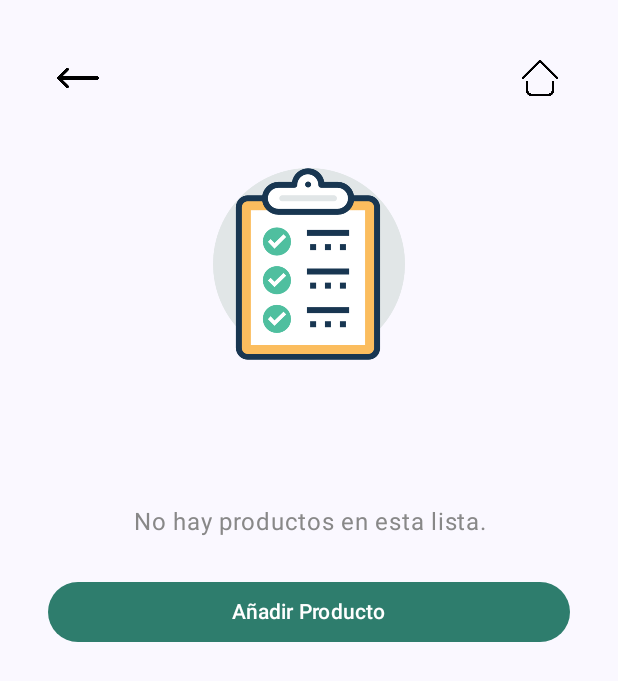
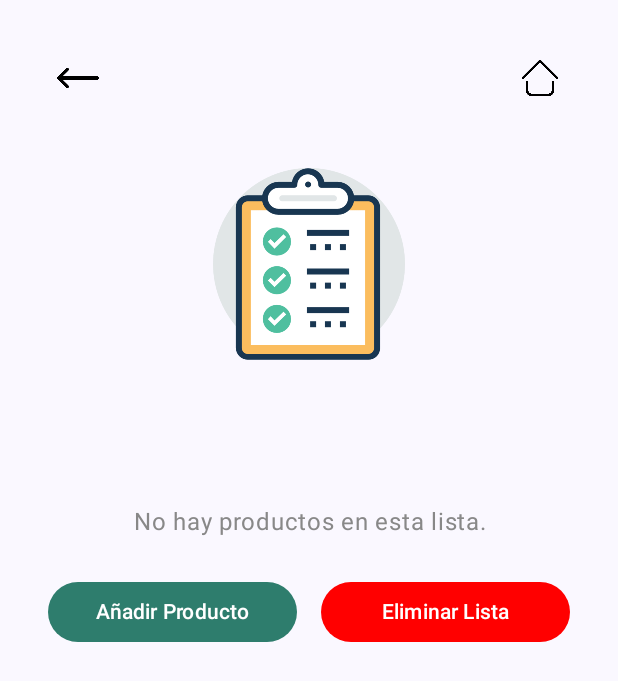
Before and after one commit to Isra211218/StockEasy, an Android app built with Jetpack Compose: the composable ListaSeleccionadaPantalla called with empty values, on a phone screen of 412 x 824 dp. Shown: the top 681 px of the screen. Run offline under Robolectric (Android 15) with nearby library versions, the phone set to English and light mode, and no system bars; our stand-ins replace Room's generated code.

Commit message:
Elimitar Lista

```diff
--- a/app/src/main/java/com/example/stockeasy/data/ListaDao.kt
+++ b/app/src/main/java/com/example/stockeasy/data/ListaDao.kt
@@ -17,4 +17,7 @@ interface ListaDao {
     @Query("SELECT nombre FROM listas")
     suspend fun obtenerNombresListas(): List<String>
 
+    @Query("DELETE FROM listas WHERE id = :listaId")
+    suspend fun eliminarListaPorId(listaId: Int)
+
 }
--- a/app/src/main/java/com/example/stockeasy/screens/ListaSeleccionada.kt
+++ b/app/src/main/java/com/example/stockeasy/screens/ListaSeleccionada.kt
@@ -1,5 +1,7 @@
 package com.example.stockeasy.screens
 
+import android.graphics.BitmapFactory
+import android.util.Base64
 import androidx.compose.foundation.Image
 import androidx.compose.foundation.clickable
 import androidx.compose.foundation.layout.*
@@ -10,6 +12,7 @@ import androidx.compose.runtime.*
 import androidx.compose.ui.Alignment
 import androidx.compose.ui.Modifier
 import androidx.compose.ui.graphics.Color
+import androidx.compose.ui.graphics.asImageBitmap
 import androidx.compose.ui.layout.ContentScale
 import androidx.compose.ui.res.painterResource
 import androidx.compose.ui.text.font.FontWeight
@@ -19,10 +22,7 @@ import androidx.compose.ui.unit.sp
 import androidx.lifecycle.viewmodel.compose.viewModel
 import com.example.stockeasy.R
 import com.example.stockeasy.viewmodel.ProductoViewModel
-import android.graphics.BitmapFactory
-import android.util.Base64
-import androidx.compose.ui.graphics.asImageBitmap
-
+import com.example.stockeasy.viewmodel.ListaViewModel
 
 @Composable
 fun ListaSeleccionadaPantalla(
@@ -34,11 +34,14 @@ fun ListaSeleccionadaPantalla(
     onAgregarProducto: () -> Unit,
     onEditarProducto: (Int) -> Unit,
 ) {
-    val viewModel: ProductoViewModel = viewModel()
-    val productos by viewModel.productos.collectAsState()
+    val productoViewModel: ProductoViewModel = viewModel()
+    val listaViewModel: ListaViewModel = viewModel()
+    val productos by productoViewModel.productos.collectAsState()
+
+    var mostrarDialogoConfirmacion by remember { mutableStateOf(false) }
 
     LaunchedEffect(listaId) {
-        viewModel.cargarProductos(listaId)
+        productoViewModel.cargarProductos(listaId)
     }
 
     val scrollState = rememberScrollState()
@@ -167,9 +170,40 @@ fun ListaSeleccionadaPantalla(
                 ) {
                     Text("Añadir Producto", color = Color.White)
                 }
+
+                Button(
+                    onClick = { mostrarDialogoConfirmacion = true },
+                    modifier = Modifier.weight(1f),
+                    colors = ButtonDefaults.buttonColors(containerColor = Color.Red)
+                ) {
+                    Text("Eliminar Lista", color = Color.White)
+                }
             }
 
             Spacer(modifier = Modifier.height(24.dp))
+        }
+
+        if (mostrarDialogoConfirmacion) {
+            AlertDialog(
+                onDismissRequest = { mostrarDialogoConfirmacion = false },
+                title = { Text("Confirmar eliminación") },
+                text = { Text("¿Estás seguro de que deseas eliminar esta lista? Esta acción no se puede deshacer.") },
+                confirmButton = {
+                    TextButton(onClick = {
+                        listaViewModel.eliminarLista(listaId) {
+                            mostrarDialogoConfirmacion = false
+                            onIrAlInicio()
+                        }
+                    }) {
+                        Text("Eliminar", color = Color.Red)
+                    }
+                },
+                dismissButton = {
+                    TextButton(onClick = { mostrarDialogoConfirmacion = false }) {
+                        Text("Cancelar")
+                    }
+                }
+            )
         }
 
         IconButton(
```
Also changed, not shown: app/src/main/java/com/example/stockeasy/viewmodel/ListaViewModel.kt (+9 -0 lines).
